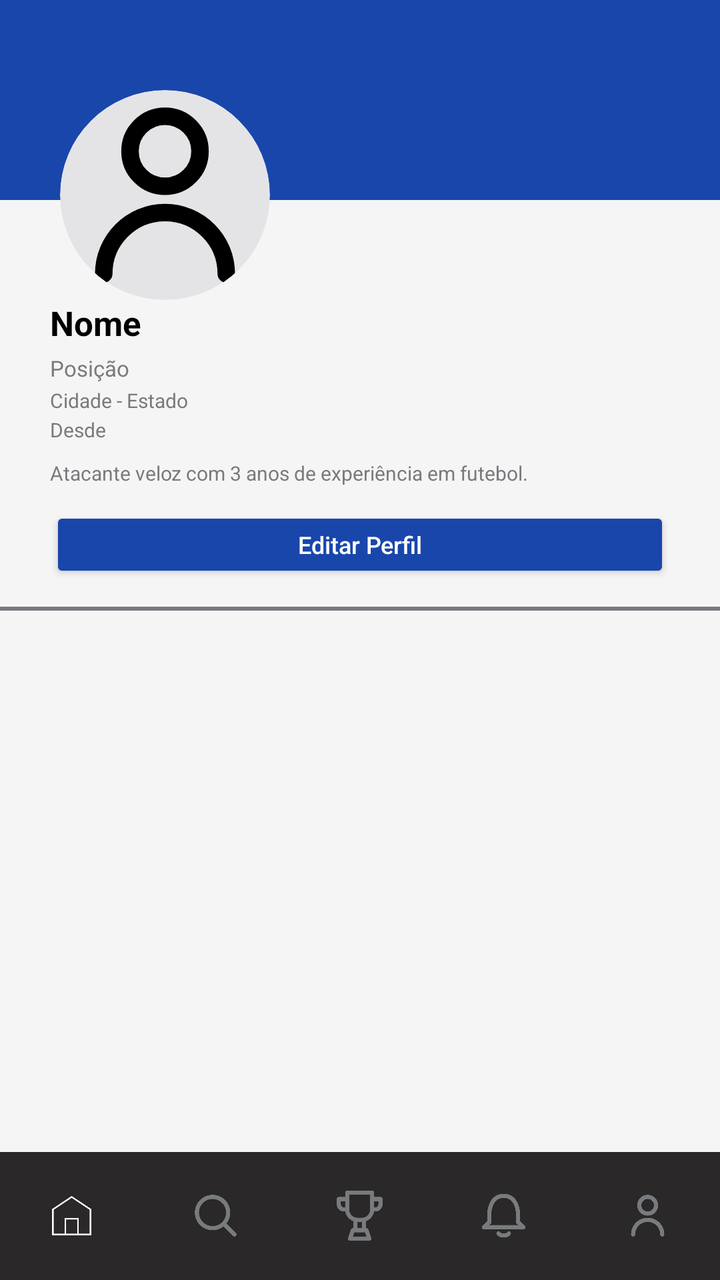
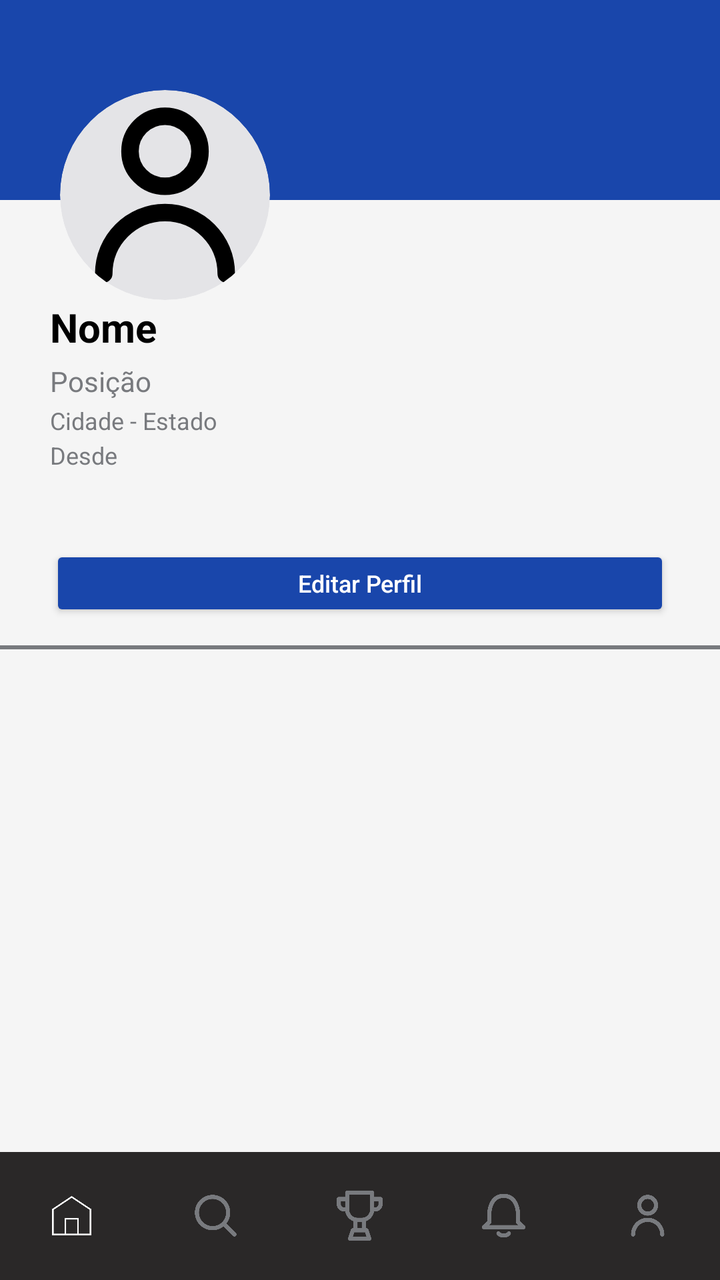

The first picture is an Android layout as it rendered before a commit; the second is the same layout after the commit. The layout source and the unified diff follow.
<!-- AndroidManifest.xml: application theme Theme.Escouter -->
<!-- res/layout/fragment_perfil.xml -->
<?xml version="1.0" encoding="utf-8"?>
<androidx.constraintlayout.widget.ConstraintLayout
    xmlns:android="http://schemas.android.com/apk/res/android"
    xmlns:app="http://schemas.android.com/apk/res-auto"
    xmlns:tools="http://schemas.android.com/tools"
    android:layout_width="match_parent"
    android:layout_height="match_parent"
    android:background="@color/fundo"
    tools:context=".ui.home.PerfilFragment">


    

    <ScrollView
        android:id="@+id/scrollPerfil"
        android:layout_width="0dp"
        android:layout_height="0dp"
        android:fillViewport="true"
        android:clipToPadding="false"
        app:layout_constraintTop_toTopOf="parent"
        app:layout_constraintBottom_toTopOf="@id/bottomNavigation"
        app:layout_constraintStart_toStartOf="parent"
        app:layout_constraintEnd_toEndOf="parent">

        <LinearLayout
            android:layout_width="match_parent"
            android:layout_height="wrap_content"
            android:orientation="vertical">


            
            
            

            <FrameLayout
                android:layout_width="match_parent"
                android:layout_height="150dp">

                

                <View
                    android:layout_width="match_parent"
                    android:layout_height="100dp"
                    android:background="@color/cardPeneira" />


                

                <ImageView
                    android:id="@+id/imgFotoPerfil"
                    android:layout_width="105dp"
                    android:layout_height="105dp"
                    android:layout_gravity="start"
                    android:layout_marginStart="30dp"
                    android:layout_marginTop="45dp"
                    android:background="@drawable/bg_foto_perfil"
                    android:clipToOutline="true"
                    android:scaleType="centerCrop"
                    android:src="@drawable/ic_perfil"
                    android:contentDescription="Foto de perfil" />

            </FrameLayout>


            
            
            

            <LinearLayout
                android:id="@+id/layoutDadosUsuario"
                android:layout_width="match_parent"
                android:layout_height="wrap_content"
                android:orientation="vertical"
                android:background="@color/fundo"
                android:paddingStart="25dp"
                android:paddingTop="0dp"
                android:paddingEnd="25dp"
                android:paddingBottom="12dp">


                

                <TextView
                    android:id="@+id/txtNome"
                    android:layout_width="wrap_content"
                    android:layout_height="wrap_content"
                    android:text="Nome"
                    android:textColor="@color/txtPreto"
                    android:textSize="17sp"
                    android:textStyle="bold" />


                

                <TextView
                    android:id="@+id/txtPosicao"
                    android:layout_width="wrap_content"
                    android:layout_height="wrap_content"
                    android:layout_marginTop="4dp"
                    android:text="Posição"
                    android:textColor="@color/txtCinzaClaro"
                    android:textSize="11sp" />


                

                <TextView
                    android:id="@+id/txtLocalizacao"
                    android:layout_width="wrap_content"
                    android:layout_height="wrap_content"
                    android:layout_marginTop="2dp"
                    android:text="Cidade - Estado"
                    android:textColor="@color/txtCinzaClaro"
                    android:textSize="10sp" />


                

                <TextView
                    android:id="@+id/txtDesde"
                    android:layout_width="wrap_content"
                    android:layout_height="wrap_content"
                    android:layout_marginTop="1dp"
                    android:text="Desde"
                    android:textColor="@color/txtCinzaClaro"
                    android:textSize="10sp" />


                

                <TextView
                    android:id="@+id/txtDescricao"
                    android:layout_width="match_parent"
                    android:layout_height="wrap_content"
                    android:layout_marginTop="8dp"
                    android:text="Atacante veloz com 3 anos de experiência em futebol."
                    android:textColor="@color/txtCinzaClaro"
                    android:textSize="10sp" />


                

                <Button
                    android:id="@+id/btnEditarPerfil"
                    android:layout_width="match_parent"
                    android:layout_height="38dp"
                    android:layout_marginTop="10dp"
                    android:backgroundTint="@color/cardPeneira"
                    android:text="Editar Perfil"
                    android:textAllCaps="false"
                    android:textColor="@color/txtBranco"
                    android:textSize="12sp" />

            </LinearLayout>


            

            <View
                android:layout_width="match_parent"
                android:layout_height="1dp"
                android:background="@color/txtCinzaClaro" />


            
            
            

            <LinearLayout
                android:id="@+id/layoutInformacoes"
                android:layout_width="match_parent"
                android:layout_height="wrap_content"
                android:orientation="vertical"
                android:paddingBottom="10dp"
                android:visibility="gone">


                <TextView
                    android:id="@+id/txtTituloInformacoes"
                    android:layout_width="wrap_content"
                    android:layout_height="wrap_content"
                    android:layout_marginStart="44dp"
                    android:layout_marginTop="12dp"
                    android:text="Informações"
                    android:textColor="@color/txtPreto"
                    android:textSize="16sp"
                    android:textStyle="bold" />


                

                <LinearLayout
                    android:id="@+id/cardInformacoes"
                    android:layout_width="match_parent"
                    android:layout_height="120dp"
                    android:layout_marginStart="46dp"
                    android:layout_marginTop="6dp"
                    android:layout_marginEnd="46dp"
                    android:background="@drawable/bg_card_informacoes"
                    android:orientation="vertical"
                    android:padding="8dp">


                    

                    <LinearLayout
                        android:layout_width="match_parent"
                        android:layout_height="50dp"
                        android:orientation="horizontal">


                        

                        <LinearLayout
                            android:layout_width="0dp"
                            android:layout_height="match_parent"
                            android:layout_weight="1"
                            android:gravity="center_vertical"
                            android:orientation="horizontal">

                            <ImageView
                                android:layout_width="28dp"
                                android:layout_height="28dp"
                                android:src="@drawable/ic_perfil"
                                android:contentDescription="Idade" />

                            <LinearLayout
                                android:layout_width="wrap_content"
                                android:layout_height="wrap_content"
                                android:layout_marginStart="6dp"
                                android:orientation="vertical">

                                <TextView
                                    android:layout_width="wrap_content"
                                    android:layout_height="wrap_content"
                                    android:text="Idade"
                                    android:textColor="@color/txtPreto"
                                    android:textSize="10sp" />

                                <TextView
                                    android:id="@+id/txtIdade"
                                    android:layout_width="wrap_content"
                                    android:layout_height="wrap_content"
                                    android:textColor="@color/txtCinzaClaro"
                                    android:textSize="9sp" />

                            </LinearLayout>

                        </LinearLayout>


                        

                        <LinearLayout
                            android:layout_width="0dp"
                            android:layout_height="match_parent"
                            android:layout_weight="1"
                            android:gravity="center_vertical"
                            android:orientation="horizontal">

                            <ImageView
                                android:layout_width="28dp"
                                android:layout_height="28dp"
                                android:src="@drawable/ic_perfil"
                                android:contentDescription="Peso" />

                            <LinearLayout
                                android:layout_width="wrap_content"
                                android:layout_height="wrap_content"
                                android:layout_marginStart="6dp"
                                android:orientation="vertical">

                                <TextView
                                    android:layout_width="wrap_content"
                                    android:layout_height="wrap_content"
                                    android:text="Peso"
                                    android:textColor="@color/txtPreto"
                                    android:textSize="10sp" />

                                <TextView
                                    android:id="@+id/txtPeso"
                                    android:layout_width="wrap_content"
                                    android:layout_height="wrap_content"
                                    android:textColor="@color/txtCinzaClaro"
                                    android:textSize="9sp" />

                            </LinearLayout>

                        </LinearLayout>

                    </LinearLayout>


                    

                    <LinearLayout
                        android:layout_width="match_parent"
                        android:layout_height="50dp"
                        android:orientation="horizontal">


                        

                        <LinearLayout
                            android:layout_width="0dp"
                            android:layout_height="match_parent"
                            android:layout_weight="1"
                            android:gravity="center_vertical"
                            android:orientation="horizontal">

                            <ImageView
                                android:layout_width="28dp"
                                android:layout_height="28dp"
                                android:src="@drawable/ic_perfil"
                                android:contentDescription="Altura" />

                            <LinearLayout
                                android:layout_width="wrap_content"
                                android:layout_height="wrap_content"
                                android:layout_marginStart="6dp"
                                android:orientation="vertical">

                                <TextView
                                    android:layout_width="wrap_content"
                                    android:layout_height="wrap_content"
                                    android:text="Altura"
                                    android:textColor="@color/txtPreto"
                                    android:textSize="10sp" />

                                <TextView
                                    android:id="@+id/txtAltura"
                                    android:layout_width="wrap_content"
                                    android:layout_height="wrap_content"
                                    android:textColor="@color/txtCinzaClaro"
                                    android:textSize="9sp" />

                            </LinearLayout>

                        </LinearLayout>


                        

                        <LinearLayout
                            android:layout_width="0dp"
                            android:layout_height="match_parent"
                            android:layout_weight="1"
                            android:gravity="center_vertical"
                            android:orientation="horizontal">

                            <ImageView
                                android:layout_width="28dp"
                                android:layout_height="28dp"
                                android:src="@drawable/ic_perfil"
                                android:contentDescription="Experiência" />

                            <LinearLayout
                                android:layout_width="wrap_content"
                                android:layout_height="wrap_content"
                                android:layout_marginStart="6dp"
                                android:orientation="vertical">

                                <TextView
                                    android:layout_width="wrap_content"
                                    android:layout_height="wrap_content"
                                    android:text="Experiência"
                                    android:textColor="@color/txtPreto"
                                    android:textSize="10sp" />

                                <TextView
                                    android:id="@+id/txtExperiencia"
                                    android:layout_width="wrap_content"
                                    android:layout_height="wrap_content"
                                    android:textColor="@color/txtCinzaClaro"
                                    android:textSize="9sp" />

                            </LinearLayout>

                        </LinearLayout>

                    </LinearLayout>

                </LinearLayout>


                

                <TextView
                    android:id="@+id/txtEditarInformacoes"
                    android:layout_width="wrap_content"
                    android:layout_height="wrap_content"
                    android:layout_marginStart="52dp"
                    android:layout_marginTop="5dp"
                    android:text="Editar Informações"
                    android:textColor="@color/cardPeneira"
                    android:textSize="10sp" />

            </LinearLayout>


            

            <View
                android:id="@+id/separadorMidias"
                android:layout_width="match_parent"
                android:layout_height="1dp"
                android:background="@color/txtCinzaClaro" />


            
            
            

            <LinearLayout
                android:id="@+id/layoutMidias"
                android:layout_width="match_parent"
                android:layout_height="wrap_content"
                android:orientation="vertical"
                android:paddingBottom="15dp"
                android:visibility="gone">


                

                <LinearLayout
                    android:layout_width="match_parent"
                    android:layout_height="wrap_content"
                    android:gravity="center_vertical"
                    android:orientation="horizontal"
                    android:paddingStart="44dp"
                    android:paddingTop="12dp"
                    android:paddingEnd="44dp"
                    android:paddingBottom="6dp">

                    <TextView
                        android:id="@+id/txtTituloMidias"
                        android:layout_width="0dp"
                        android:layout_height="wrap_content"
                        android:layout_weight="1"
                        android:text="Mídias"
                        android:textColor="@color/txtPreto"
                        android:textSize="16sp"
                        android:textStyle="bold" />


                    

                    <TextView
                        android:id="@+id/btnAdicionarMidia"
                        android:layout_width="30dp"
                        android:layout_height="30dp"
                        android:background="@drawable/bg_midia"
                        android:gravity="center"
                        android:text="+"
                        android:textColor="@color/txtBranco"
                        android:textSize="22sp"
                        android:textStyle="bold" />

                </LinearLayout>


                

                <GridLayout
                    android:id="@+id/gridMidias"
                    android:layout_width="match_parent"
                    android:layout_height="wrap_content"
                    android:columnCount="2"
                    android:paddingStart="40dp"
                    android:paddingEnd="40dp"
                    android:paddingBottom="5dp" />

            </LinearLayout>

        </LinearLayout>

    </ScrollView>


    
    
    

    <com.google.android.material.bottomnavigation.BottomNavigationView
        android:id="@+id/bottomNavigation"
        android:layout_width="0dp"
        android:layout_height="64dp"
        android:background="@color/opcoes"
        app:itemActiveIndicatorStyle="@null"
        app:itemIconTint="@color/bottom_nav_color"
        app:itemIconSize="25dp"
        app:labelVisibilityMode="unlabeled"
        app:layout_constraintStart_toStartOf="parent"
        app:layout_constraintEnd_toEndOf="parent"
        app:layout_constraintBottom_toBottomOf="parent"
        app:menu="@menu/bottom_menu" />

</androidx.constraintlayout.widget.ConstraintLayout>
<!-- resources referenced by this layout -->
<resources>
  <color name="cardPeneira">#1946AB</color>
  <color name="fundo">#F5F5F5</color>
  <color name="opcoes">#2A2828</color>
  <color name="txtBranco">#FFFFFF</color>
  <color name="txtCinzaClaro">#787A7E</color>
  <color name="txtPreto">#000000</color>
  <!-- drawable bg_card_informacoes (drawable) -->
  <?xml version="1.0" encoding="utf-8"?>
  <shape xmlns:android="http://schemas.android.com/apk/res/android">
  
      <solid android:color="@color/card" />
  
      <corners android:radius="10dp" />
  
  </shape>
  <!-- drawable bg_foto_perfil (drawable) -->
  <?xml version="1.0" encoding="utf-8"?>
  <shape xmlns:android="http://schemas.android.com/apk/res/android">
  
      <solid android:color="@color/card" />
  
      <corners android:radius="100dp" />
  
  </shape>
  <!-- drawable bg_midia (drawable) -->
  <?xml version="1.0" encoding="utf-8"?>
  <shape xmlns:android="http://schemas.android.com/apk/res/android">
  
      <solid android:color="@color/cardPeneira" />
  
      <corners android:radius="8dp" />
  
  </shape>
  <!-- drawable ic_perfil (drawable) -->
  <vector xmlns:android="http://schemas.android.com/apk/res/android" android:height="24dp" android:viewportHeight="24" android:viewportWidth="24" android:width="24dp">
        
      <path android:fillColor="#00000000" android:pathData="M5,21C5,17.134 8.134,14 12,14C15.866,14 19,17.134 19,21M16,7C16,9.209 14.209,11 12,11C9.791,11 8,9.209 8,7C8,4.791 9.791,3 12,3C14.209,3 16,4.791 16,7Z" android:strokeColor="#000000" android:strokeLineCap="round" android:strokeLineJoin="round" android:strokeWidth="2"/>
      
  </vector>
  <style name="Theme.Escouter" parent="Base.Theme.Escouter" />
  <color name="card">#E4E4E7</color>
  <style name="Base.Theme.Escouter" parent="Theme.Material3.DayNight.NoActionBar">
          
          
      </style>
</resources>

<!-- the commit's change to res/layout/fragment_perfil.xml (unified diff, before → after) -->
@@ -86,7 +86,7 @@
                     android:layout_height="wrap_content"
                     android:text="Nome"
                     android:textColor="@color/txtPreto"
-                    android:textSize="17sp"
+                    android:textSize="20sp"
                     android:textStyle="bold" />
 
 
@@ -99,7 +99,7 @@
                     android:layout_marginTop="4dp"
                     android:text="Posição"
                     android:textColor="@color/txtCinzaClaro"
-                    android:textSize="11sp" />
+                    android:textSize="14sp" />
 
 
                 
@@ -111,7 +111,7 @@
                     android:layout_marginTop="2dp"
                     android:text="Cidade - Estado"
                     android:textColor="@color/txtCinzaClaro"
-                    android:textSize="10sp" />
+                    android:textSize="12sp" />
 
 
                 
@@ -123,7 +123,7 @@
                     android:layout_marginTop="1dp"
                     android:text="Desde"
                     android:textColor="@color/txtCinzaClaro"
-                    android:textSize="10sp" />
+                    android:textSize="12sp" />
 
 
                 
@@ -133,9 +133,9 @@
                     android:layout_width="match_parent"
                     android:layout_height="wrap_content"
                     android:layout_marginTop="8dp"
-                    android:text="Atacante veloz com 3 anos de experiência em futebol."
+                    android:text=""
                     android:textColor="@color/txtCinzaClaro"
-                    android:textSize="10sp" />
+                    android:textSize="14sp" />
 
 
                 
